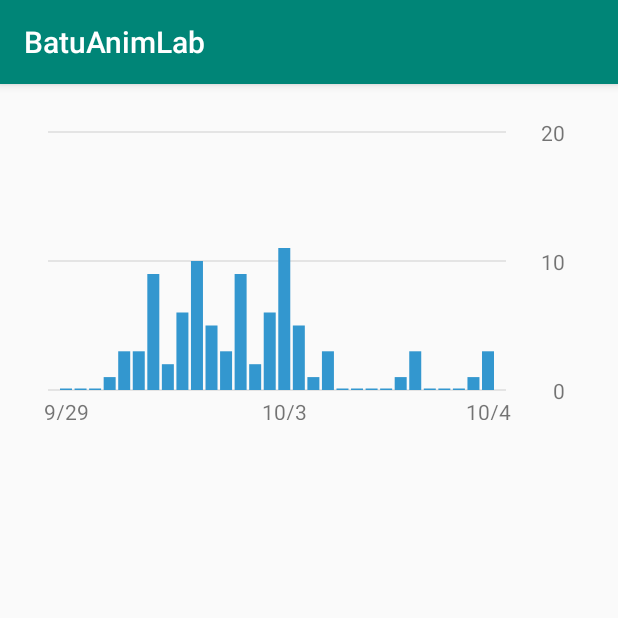
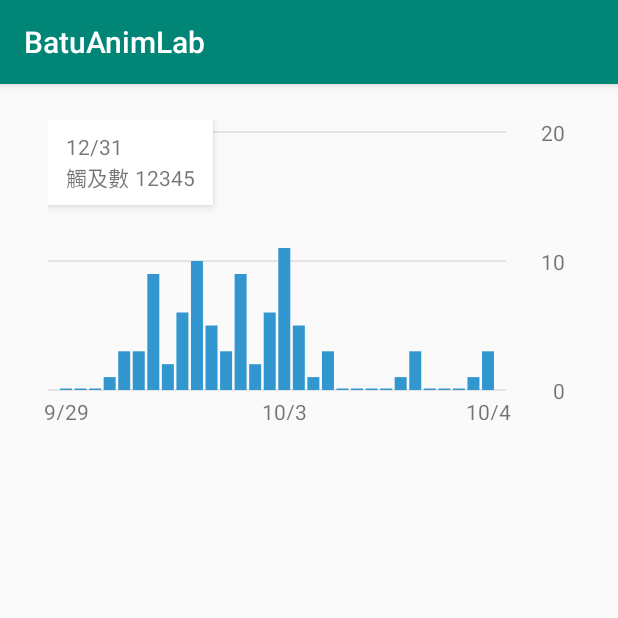
Before and after one commit to crazyma/AnimationLab, an Android app: the BarChartActivity screen opened directly, with no data from a screen before it, on a phone screen of 412 x 824 dp, the top half of it. Run offline under Robolectric (Android 15) with nearby library versions, the phone set to English and light mode, and no system bars.

Commit message:
feat: create thumb  view and change parvent view of Barchartview to FrameLayout

```diff
--- a/app/src/main/java/com/crazyma/batuanimlab/barchart/BarChartView.kt
+++ b/app/src/main/java/com/crazyma/batuanimlab/barchart/BarChartView.kt
@@ -7,6 +7,8 @@ import android.util.AttributeSet
 import android.util.Log
 import android.view.MotionEvent
 import android.view.View
+import android.widget.FrameLayout
+import androidx.constraintlayout.widget.ConstraintLayout
 import com.crazyma.batuanimlab.R
 import java.text.DecimalFormat
 import kotlin.math.absoluteValue
@@ -20,7 +22,7 @@ class BarChartView @JvmOverloads constructor(
     context: Context,
     attrs: AttributeSet? = null,
     defStyleAttr: Int = 0
-) : View(context, attrs, defStyleAttr) {
+) : FrameLayout(context, attrs, defStyleAttr) {
 
     var barDataList: List<BarData>? = null
         set(value) {
@@ -111,6 +113,7 @@ class BarChartView @JvmOverloads constructor(
             a.recycle()
         }
 
+        setWillNotDraw(false)
         calculateYTextWidth()
         calculateXTextHeight()
     }
--- a/app/src/main/res/layout/activity_bar_chart.xml
+++ b/app/src/main/res/layout/activity_bar_chart.xml
@@ -7,8 +7,8 @@
     <com.crazyma.batuanimlab.barchart.BarChartView
         android:id="@+id/barChartView"
         android:layout_width="360dp"
+        android:layout_height="200dp"
         android:layout_margin="24dp"
-        android:layout_height="200dp"
         android:paddingStart="8dp"
         android:paddingEnd="8dp"
         app:barColor="#FF3397CF"
@@ -20,6 +20,47 @@
         app:layout_constraintTop_toTopOf="parent"
         app:lineColor="#1F000000"
         app:linePaddingTop="8dp"
-        app:yTextPaddingStart="0dp" />
+        app:yTextPaddingStart="0dp">
+
+        <androidx.constraintlayout.widget.ConstraintLayout
+            android:id="@id/thumbView"
+            android:layout_width="wrap_content"
+            android:background="@android:color/background_light"
+            android:paddingTop="8dp"
+            android:paddingBottom="8dp"
+            android:paddingStart="12dp"
+            android:paddingEnd="12dp"
+            android:elevation="4dp"
+            android:layout_height="wrap_content">
+
+            <TextView
+                android:id="@+id/dateTextView"
+                android:layout_width="wrap_content"
+                android:layout_height="wrap_content"
+                android:text="12/31"
+                app:layout_constraintStart_toStartOf="parent"
+                app:layout_constraintTop_toTopOf="parent" />
+
+            <TextView
+                android:id="@+id/infoTitleTextView"
+                android:layout_width="wrap_content"
+                android:layout_height="wrap_content"
+                android:text="觸及數"
+                app:layout_constraintStart_toStartOf="@id/dateTextView"
+                app:layout_constraintTop_toBottomOf="@id/dateTextView" />
+
+            <TextView
+                android:id="@+id/infoNumberTextView"
+                android:layout_width="wrap_content"
+                android:layout_height="wrap_content"
+                android:layout_marginStart="4dp"
+                android:text="12345"
+                app:layout_constraintBaseline_toBaselineOf="@id/infoTitleTextView"
+                app:layout_constraintStart_toEndOf="@id/infoTitleTextView" />
+
+        </androidx.constraintlayout.widget.ConstraintLayout>
+
+
+    </com.crazyma.batuanimlab.barchart.BarChartView>
 
 </androidx.constraintlayout.widget.ConstraintLayout>
--- a/app/src/main/res/values/ids.xml
+++ b/app/src/main/res/values/ids.xml
@@ -3,4 +3,5 @@
     <item type="id" name="barChartTopLine" />
     <item type="id" name="barChartMiddleLine" />
     <item type="id" name="barChartBottomLine" />
+    <item type="id" name="thumbView" />
 </resources>
```
